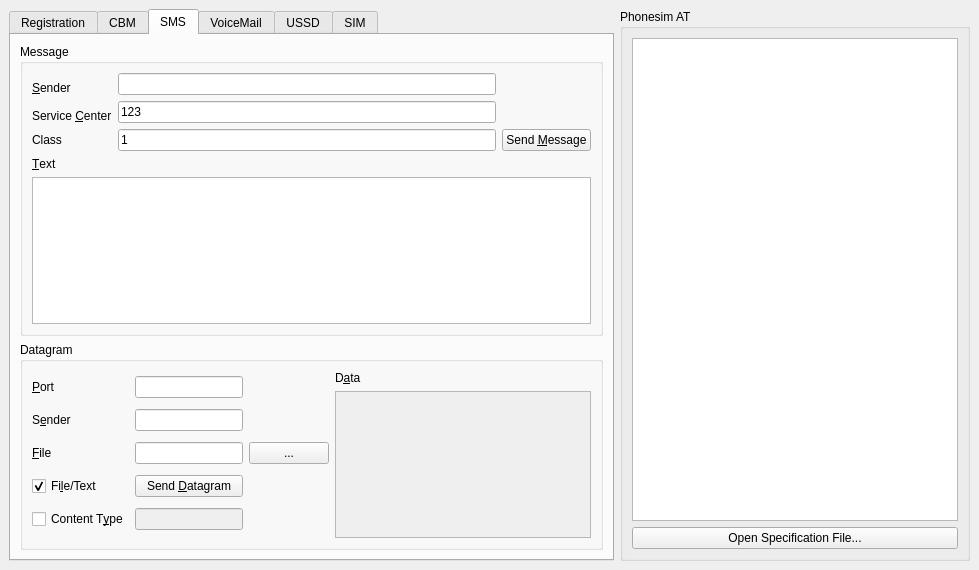
Above: src/controlbase.ui from jpakkane/ofono-phonesim before the change. Below: the same form after it.
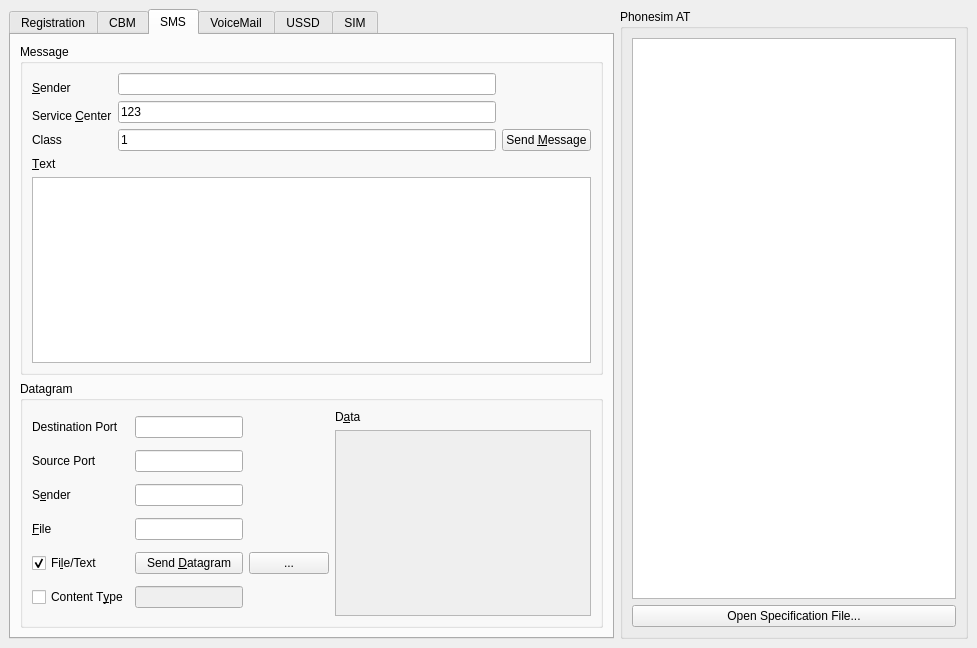
That is the form after the change. The open tabs and pages were chosen to show the change.

Commit message: Add support for setting port on datagram SMSes

```diff
--- a/src/controlbase.ui
+++ b/src/controlbase.ui
@@ -1,12 +1,12 @@
 <ui version="4.0" >
  <class>ControlBase</class>
- <widget class="QWidget" name="ControlBase" >
-  <property name="geometry" >
+ <widget class="QWidget" name="ControlBase">
+  <property name="geometry">
    <rect>
     <x>0</x>
     <y>0</y>
-    <width>979</width>
-    <height>570</height>
+    <width>977</width>
+    <height>648</height>
    </rect>
   </property>
   <property name="windowTitle" >
@@ -16,16 +16,7 @@
    <property name="spacing" >
     <number>6</number>
    </property>
-   <property name="leftMargin" >
-    <number>9</number>
-   </property>
-   <property name="topMargin" >
-    <number>9</number>
-   </property>
-   <property name="rightMargin" >
-    <number>9</number>
-   </property>
-   <property name="bottomMargin" >
+   <property name="margin">
     <number>9</number>
    </property>
    <item>
@@ -782,16 +773,7 @@
        <property name="spacing" >
         <number>6</number>
        </property>
-       <property name="leftMargin" >
-        <number>9</number>
-       </property>
-       <property name="topMargin" >
-        <number>9</number>
-       </property>
-       <property name="rightMargin" >
-        <number>9</number>
-       </property>
-       <property name="bottomMargin" >
+       <property name="margin">
         <number>9</number>
        </property>
        <item>
@@ -799,12 +781,12 @@
          <property name="title" >
           <string>Message</string>
          </property>
-         <layout class="QVBoxLayout" >
+         <layout class="QVBoxLayout" name="verticalLayout">
           <item>
-           <layout class="QGridLayout" >
-            <item row="0" column="0" >
-             <widget class="QLabel" name="lblSMSSender" >
-              <property name="text" >
+           <layout class="QGridLayout">
+            <item row="0" column="0">
+             <widget class="QLabel" name="lblSMSSender">
+              <property name="text">
                <string>&amp;Sender</string>
               </property>
               <property name="alignment" >
@@ -885,15 +867,16 @@
            </widget>
           </item>
           <item>
-           <widget class="QTextEdit" name="teSMSText" >
-            <property name="tabChangesFocus" >
+           <widget class="QTextEdit" name="teSMSText">
+            <property name="tabChangesFocus">
              <bool>true</bool>
             </property>
-            <property name="html" >
-             <string>&lt;html>&lt;head>&lt;meta name="qrichtext" content="1" />&lt;style type="text/css">
+            <property name="html">
+             <string>&lt;!DOCTYPE HTML PUBLIC &quot;-//W3C//DTD HTML 4.0//EN&quot; &quot;http://www.w3.org/TR/REC-html40/strict.dtd&quot;&gt;
+&lt;html&gt;&lt;head&gt;&lt;meta name=&quot;qrichtext&quot; content=&quot;1&quot; /&gt;&lt;style type=&quot;text/css&quot;&gt;
 p, li { white-space: pre-wrap; }
-&lt;/style>&lt;/head>&lt;body style=" font-family:'Sans Serif'; font-size:9pt; font-weight:400; font-style:normal;">
-&lt;p style="-qt-paragraph-type:empty; margin-top:0px; margin-bottom:0px; margin-left:0px; margin-right:0px; -qt-block-indent:0; text-indent:0px;">&lt;/p>&lt;/body>&lt;/html></string>
+&lt;/style&gt;&lt;/head&gt;&lt;body style=&quot; font-family:'Sans Serif'; font-size:9pt; font-weight:400; font-style:normal;&quot;&gt;
+&lt;p style=&quot;-qt-paragraph-type:empty; margin-top:0px; margin-bottom:0px; margin-left:0px; margin-right:0px; -qt-block-indent:0; text-indent:0px;&quot;&gt;&lt;/p&gt;&lt;/body&gt;&lt;/html&gt;</string>
             </property>
            </widget>
           </item>
@@ -901,82 +884,108 @@
         </widget>
        </item>
        <item>
-        <spacer>
-         <property name="orientation" >
-          <enum>Qt::Vertical</enum>
-         </property>
-         <property name="sizeHint" >
-          <size>
-           <width>566</width>
-           <height>16</height>
-          </size>
-         </property>
-        </spacer>
-       </item>
-       <item>
-        <widget class="QGroupBox" name="gbDatagram" >
-         <property name="title" >
+        <widget class="QGroupBox" name="gbDatagram">
+         <property name="title">
           <string>Datagram</string>
          </property>
-         <layout class="QHBoxLayout" >
-          <property name="spacing" >
-           <number>6</number>
-          </property>
-          <property name="leftMargin" >
-           <number>9</number>
-          </property>
-          <property name="topMargin" >
-           <number>9</number>
-          </property>
-          <property name="rightMargin" >
-           <number>9</number>
-          </property>
-          <property name="bottomMargin" >
-           <number>9</number>
-          </property>
+         <layout class="QHBoxLayout" name="horizontalLayout">
           <item>
-           <layout class="QGridLayout" >
-            <property name="leftMargin" >
-             <number>0</number>
-            </property>
-            <property name="topMargin" >
-             <number>0</number>
-            </property>
-            <property name="rightMargin" >
-             <number>0</number>
-            </property>
-            <property name="bottomMargin" >
-             <number>0</number>
-            </property>
-            <property name="horizontalSpacing" >
-             <number>6</number>
-            </property>
-            <property name="verticalSpacing" >
-             <number>6</number>
-            </property>
-            <item row="1" column="1" >
-             <widget class="QLineEdit" name="leDatagramSender" >
-              <property name="sizeIncrement" >
+           <layout class="QGridLayout" name="datagramLayout">
+            <item row="0" column="0">
+             <widget class="QLabel" name="lbDstPort">
+              <property name="text">
+               <string>Destination Port</string>
+              </property>
+              <property name="buddy">
+               <cstring>leDstPort</cstring>
+              </property>
+             </widget>
+            </item>
+            <item row="0" column="1">
+             <widget class="QLineEdit" name="leDstPort">
+              <property name="sizeIncrement">
                <size>
                 <width>1</width>
                 <height>0</height>
                </size>
               </property>
+              <property name="inputMask">
+               <string/>
+              </property>
+              <property name="cursorPosition">
+               <number>0</number>
+              </property>
              </widget>
             </item>
-            <item row="0" column="0" >
-             <widget class="QLabel" name="lbPort" >
-              <property name="text" >
-               <string>&amp;Port</string>
+            <item row="1" column="0">
+             <widget class="QLabel" name="lbSrcPort">
+              <property name="text">
+               <string>Source Port</string>
               </property>
               <property name="buddy" >
                <cstring>lePort</cstring>
               </property>
              </widget>
             </item>
-            <item row="3" column="0" >
-             <widget class="QCheckBox" name="chkAppData" >
-              <property name="text" >
+            <item row="1" column="1">
+             <widget class="QLineEdit" name="leSrcPort">
+              <property name="sizeIncrement">
+               <size>
+                <width>1</width>
+                <height>0</height>
+               </size>
+              </property>
+              <property name="inputMask">
+               <string/>
+              </property>
+              <property name="cursorPosition">
+               <number>0</number>
+              </property>
+             </widget>
+            </item>
+            <item row="2" column="0">
+             <widget class="QLabel" name="lbSender">
+              <property name="text">
+               <string>S&amp;ender</string>
+              </property>
+              <property name="buddy">
+               <cstring>leDatagramSender</cstring>
+              </property>
+             </widget>
+            </item>
+            <item row="2" column="1">
+             <widget class="QLineEdit" name="leDatagramSender">
+              <property name="sizeIncrement">
+               <size>
+                <width>1</width>
+                <height>0</height>
+               </size>
+              </property>
+             </widget>
+            </item>
+            <item row="3" column="0">
+             <widget class="QLabel" name="lbFile">
+              <property name="text">
+               <string>&amp;File</string>
+              </property>
+              <property name="buddy">
+               <cstring>leFile</cstring>
+              </property>
+             </widget>
+            </item>
+            <item row="3" column="1">
+             <widget class="QLineEdit" name="leFile">
+              <property name="sizeIncrement">
+               <size>
+                <width>1</width>
+                <height>0</height>
+               </size>
+              </property>
+             </widget>
+            </item>
+            <item row="4" column="0">
+             <widget class="QCheckBox" name="chkAppData">
+              <property name="text">
                <string>Fi&amp;le/Text</string>
               </property>
               <property name="checked" >
@@ -984,10 +993,17 @@
               </property>
              </widget>
             </item>
-            <item row="2" column="2" >
-             <widget class="QPushButton" name="pbFile" >
-              <property name="sizePolicy" >
-               <sizepolicy vsizetype="Preferred" hsizetype="Maximum" >
+            <item row="4" column="1">
+             <widget class="QPushButton" name="pbSendSMSDatagram">
+              <property name="text">
+               <string>Send &amp;Datagram</string>
+              </property>
+             </widget>
+            </item>
+            <item row="4" column="2">
+             <widget class="QPushButton" name="pbFile">
+              <property name="sizePolicy">
+               <sizepolicy hsizetype="Maximum" vsizetype="Preferred">
                 <horstretch>0</horstretch>
                 <verstretch>0</verstretch>
                </sizepolicy>
@@ -997,62 +1013,9 @@
               </property>
              </widget>
             </item>
-            <item row="2" column="1" >
-             <widget class="QLineEdit" name="leFile" >
-              <property name="sizeIncrement" >
-               <size>
-                <width>1</width>
-                <height>0</height>
-               </size>
-              </property>
-             </widget>
-            </item>
-            <item row="2" column="0" >
-             <widget class="QLabel" name="lbFile" >
-              <property name="text" >
-               <string>&amp;File</string>
-              </property>
-              <property name="buddy" >
-               <cstring>leFile</cstring>
-              </property>
-             </widget>
-            </item>
-            <item row="1" column="0" >
-             <widget class="QLabel" name="lbSender" >
-              <property name="text" >
-               <string>S&amp;ender</string>
-              </property>
-              <property name="buddy" >
-               <cstring>leDatagramSender</cstring>
-              </property>
-             </widget>
-            </item>
-            <item row="3" column="1" >
-             <widget class="QPushButton" name="pbSendSMSDatagram" >
-              <property name="text" >
-               <string>Send &amp;Datagram</string>
-              </property>
-             </widget>
-            </item>
-            <item row="0" column="1" >
-             <widget class="QLineEdit" name="lePort" >
-              <property name="sizeIncrement" >
-               <size>
-                <width>1</width>
-                <height>0</height>
-               </size>
-              </property>
-              <property name="inputMask" >
-               <string/>
-              </property>
-              <property name="cursorPosition" >
-               <number>0</number>
-              </property>
-             </widget>
-            </item>
-            <item row="4" column="0" >
-             <widget class="QCheckBox" name="chkContentType" >
-              <property name="text" >
+            <item row="5" column="0">
+             <widget class="QCheckBox" name="chkContentType">
+              <property name="text">
                <string>Content T&amp;ype</string>
               </property>
               <property name="checked" >
@@ -1060,9 +1023,9 @@
               </property>
              </widget>
             </item>
-            <item row="4" column="1" >
-             <widget class="QLineEdit" name="leContentType" >
-              <property name="enabled" >
+            <item row="5" column="1">
+             <widget class="QLineEdit" name="leContentType">
+              <property name="enabled">
                <bool>false</bool>
               </property>
               <property name="sizeIncrement" >
@@ -1079,25 +1042,16 @@
            </layout>
           </item>
           <item>
-           <layout class="QVBoxLayout" >
-            <property name="spacing" >
+           <layout class="QVBoxLayout">
+            <property name="spacing">
              <number>6</number>
             </property>
-            <property name="leftMargin" >
-             <number>0</number>
-            </property>
-            <property name="topMargin" >
-             <number>0</number>
-            </property>
-            <property name="rightMargin" >
-             <number>0</number>
-            </property>
-            <property name="bottomMargin" >
+            <property name="margin">
              <number>0</number>
             </property>
             <item>
-             <widget class="QLabel" name="lblAppData_2" >
-              <property name="text" >
+             <widget class="QLabel" name="lblAppData_2">
+              <property name="text">
                <string>D&amp;ata</string>
               </property>
               <property name="buddy" >
@@ -1106,8 +1060,8 @@
              </widget>
             </item>
             <item>
-             <widget class="QTextEdit" name="teAppData" >
-              <property name="enabled" >
+             <widget class="QTextEdit" name="teAppData">
+              <property name="enabled">
                <bool>false</bool>
               </property>
               <property name="tabChangesFocus" >
@@ -1448,28 +1402,19 @@
      <property name="title" >
       <string>Phonesim AT</string>
      </property>
-     <layout class="QVBoxLayout" >
-      <property name="spacing" >
+     <layout class="QVBoxLayout">
+      <property name="spacing">
        <number>6</number>
       </property>
-      <property name="leftMargin" >
-       <number>9</number>
-      </property>
-      <property name="topMargin" >
-       <number>9</number>
-      </property>
-      <property name="rightMargin" >
-       <number>9</number>
-      </property>
-      <property name="bottomMargin" >
+      <property name="margin">
        <number>9</number>
       </property>
       <item>
-       <widget class="QTextBrowser" name="atViewer" />
+       <widget class="QTextBrowser" name="atViewer"/>
       </item>
       <item>
-       <widget class="QPushButton" name="openSpecButton" >
-        <property name="text" >
+       <widget class="QPushButton" name="openSpecButton">
+        <property name="text">
          <string>Open Specification File...</string>
         </property>
        </widget>
```
Left out of the diff: 958 changed lines with no effect on the pictures. The commit also changes 3 other files.
